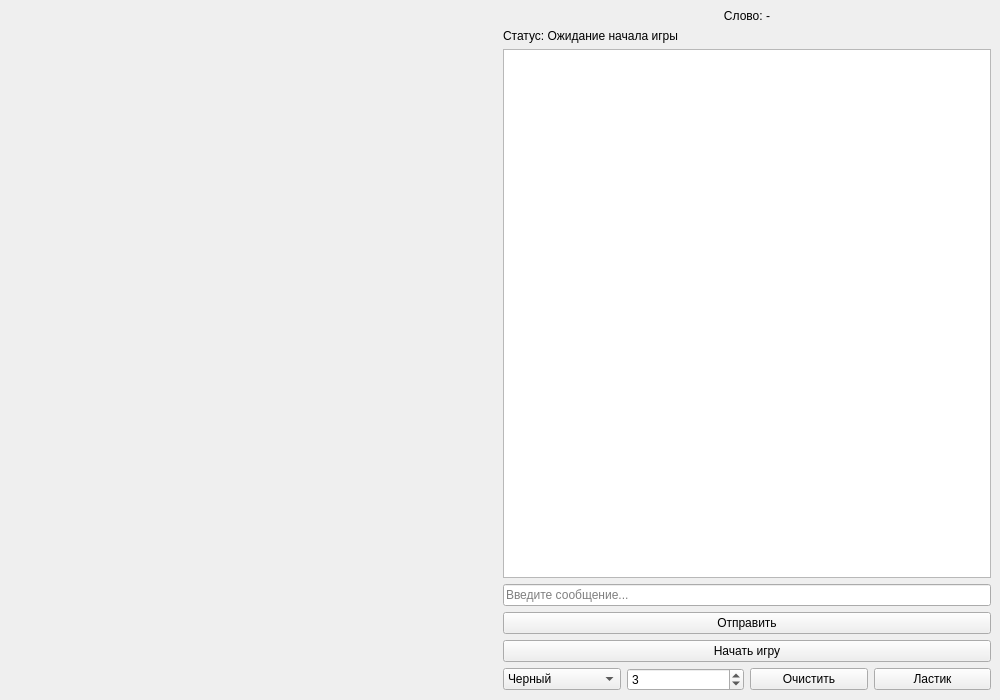
Above: drawgame.ui from Julia-8B31/practice_play before the change. Below: the same form after it.
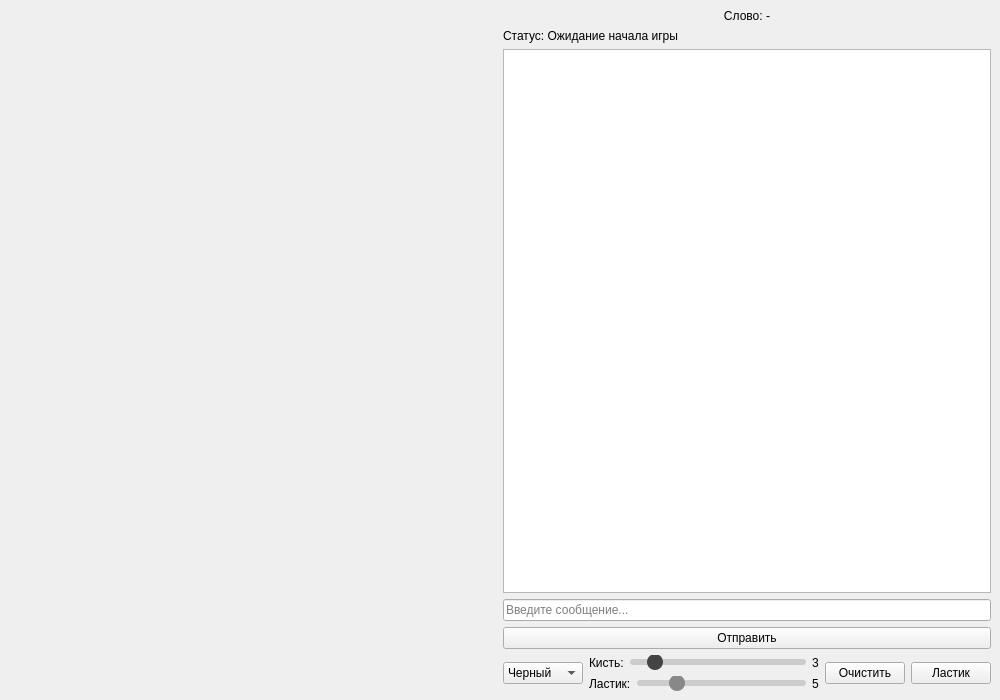
That is the form after the change.

Commit message: изменен диаин, добавлены слайдеры для именения рамера ластика ии кисти

```diff
--- a/drawgame.ui
+++ b/drawgame.ui
@@ -68,16 +68,6 @@
         </property>
        </widget>
       </item>
-      <item>
-       <widget class="QPushButton" name="startButton">
-        <property name="cursor">
-         <cursorShape>PointingHandCursor</cursorShape>
-        </property>
-        <property name="text">
-         <string>Начать игру</string>
-        </property>
-       </widget>
-      </item>
       <item>
        <layout class="QHBoxLayout" name="toolsLayout">
         <item>
@@ -113,20 +103,110 @@
          </widget>
         </item>
         <item>
-         <widget class="QSpinBox" name="widthSpinBox">
-          <property name="cursor">
-           <cursorShape>PointingHandCursor</cursorShape>
-          </property>
-          <property name="minimum">
-           <number>1</number>
-          </property>
-          <property name="maximum">
-           <number>20</number>
-          </property>
-          <property name="value">
-           <number>3</number>
-          </property>
-         </widget>
+         <layout class="QVBoxLayout">
+          <item>
+           <layout class="QHBoxLayout">
+            <item>
+             <widget class="QLabel" name="label">
+              <property name="text">
+               <string>Кисть:</string>
+              </property>
+             </widget>
+            </item>
+            <item>
+             <widget class="QSlider" name="brushSizeSlider">
+              <property name="styleSheet">
+               <string notr="true">QSlider::groove:horizontal {
+    height: 6px;
+    background: #ccc;
+    border-radius: 3px;
+}
+QSlider::handle:horizontal {
+    width: 16px;
+    height: 16px;
+    margin: -5px 0;
+    background: #444;
+    border-radius: 8px;
+}</string>
+              </property>
+              <property name="minimum">
+               <number>1</number>
+              </property>
+              <property name="maximum">
+               <number>20</number>
+              </property>
+              <property name="value">
+               <number>3</number>
+              </property>
+              <property name="tracking">
+               <bool>true</bool>
+              </property>
+              <property name="orientation">
+               <enum>Qt::Orientation::Horizontal</enum>
+              </property>
+             </widget>
+            </item>
+            <item>
+             <widget class="QLabel" name="brushSizeLabel">
+              <property name="text">
+               <string>3</string>
+              </property>
+             </widget>
+            </item>
+           </layout>
+          </item>
+          <item>
+           <layout class="QHBoxLayout">
+            <item>
+             <widget class="QLabel" name="label">
+              <property name="text">
+               <string>Ластик:</string>
+              </property>
+             </widget>
+            </item>
+            <item>
+             <widget class="QSlider" name="eraserSizeSlider">
+              <property name="styleSheet">
+               <string notr="true">QSlider::groove:horizontal {
+    height: 6px;
+    background: #ccc;
+    border-radius: 3px;
+}
+QSlider::handle:horizontal {
+    width: 16px;
+    height: 16px;
+    margin: -5px 0;
+    background: #888;
+    border-radius: 8px;
+}</string>
+              </property>
+              <property name="minimum">
+               <number>1</number>
+              </property>
+              <property name="maximum">
+               <number>20</number>
+              </property>
+              <property name="value">
+               <number>5</number>
+              </property>
+              <property name="tracking">
+               <bool>true</bool>
+              </property>
+              <property name="orientation">
+               <enum>Qt::Orientation::Horizontal</enum>
+              </property>
+             </widget>
+            </item>
+            <item>
+             <widget class="QLabel" name="eraserSizeLabel">
+              <property name="text">
+               <string>5</string>
+              </property>
+             </widget>
+            </item>
+           </layout>
+          </item>
+         </layout>
         </item>
         <item>
          <widget class="QPushButton" name="clearButton">
```
The commit also changes 2 other files.
